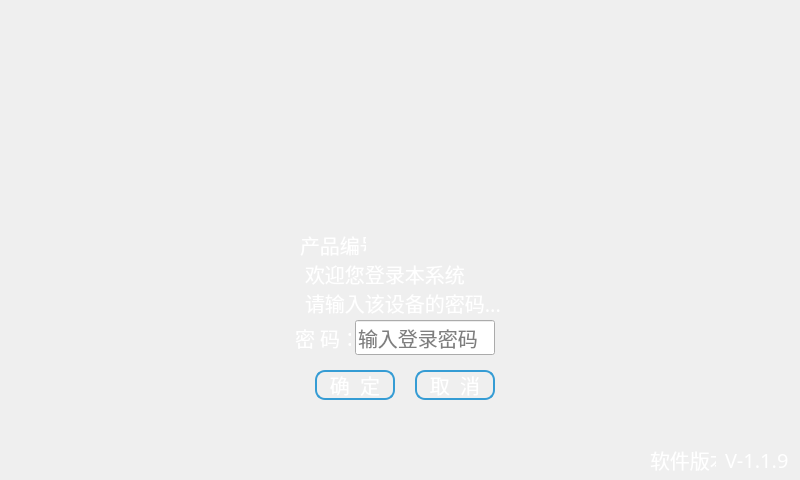
Old version of the form UserLogin/userlogin.ui in the repository jiangyerui/Bevone.
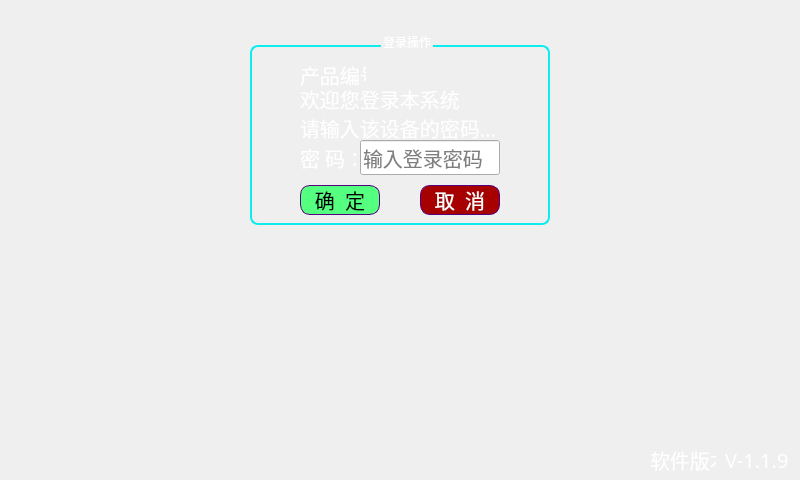
New version of the form. Icons and pictures are not drawn.

Commit message: 修改:         Bevone.pro.user 	修改:         CanMoudle/canmoudle.cpp 	修改:         Imframe/Imframe.cpp 	修改:         Keyboard/Keyboard.ui 	修改:         MainPage/mainwindow.cpp 	修改:         MainPage/mainwindow.ui 	修改:         Record/record.cpp 	修改:         Record/record.ui 	修改:         SystemSet/systemset.cpp 	修改:         SystemSet/systemset.ui 	修改:         TcpServer/tcpserver.cpp 	修改:         UserLogin/userlogin.ui 	修改:         image.qrc 	DejaVuSans.ttf 	Image/.directory 	Image/Bevone.png 	Image/backGround.png 	Image/devGround.png

Diff of the .ui file:
```diff
--- a/UserLogin/userlogin.ui
+++ b/UserLogin/userlogin.ui
@@ -48,13 +48,108 @@
     <string/>
    </property>
   </widget>
-  <widget class="QLineEdit" name="lineEdit_passwd">
+  <widget class="QLabel" name="lb_EVNValue">
    <property name="geometry">
     <rect>
-     <x>355</x>
-     <y>320</y>
-     <width>140</width>
-     <height>35</height>
+     <x>725</x>
+     <y>445</y>
+     <width>71</width>
+     <height>30</height>
+    </rect>
+   </property>
+   <property name="font">
+    <font>
+     <family>文泉驿等宽微米黑</family>
+     <pointsize>15</pointsize>
+    </font>
+   </property>
+   <property name="styleSheet">
+    <string notr="true"/>
+   </property>
+   <property name="text">
+    <string>V-1.1.9</string>
+   </property>
+  </widget>
+  <widget class="QLabel" name="lb_EVN">
+   <property name="geometry">
+    <rect>
+     <x>650</x>
+     <y>445</y>
+     <width>66</width>
+     <height>30</height>
+    </rect>
+   </property>
+   <property name="font">
+    <font>
+     <family>文泉驿等宽微米黑</family>
+     <pointsize>15</pointsize>
+    </font>
+   </property>
+   <property name="styleSheet">
+    <string notr="true"/>
+   </property>
+   <property name="text">
+    <string>软件版本:</string>
+   </property>
+  </widget>
+  <widget class="QGroupBox" name="groupBox">
+   <property name="geometry">
+    <rect>
+     <x>250</x>
+     <y>35</y>
+     <width>300</width>
+     <height>190</height>
+    </rect>
+   </property>
+   <property name="styleSheet">
+    <string notr="true">QGroupBox{
+font: 18pt &quot;文泉驿等宽微米黑&quot;;
+border: 2px solid rgb(14, 237, 237);
+border-radius:8px;
+margin-top:10px;
+}
+QGroupBox:title{
+color:white;
+subcontrol-origin: margin;
+subcontrol-position: top center;
+left: 5px;
+}
+QLabel{
+color: rgb(255, 255, 255);
+}
+QPushButton#pBtn_ok{
+font: 15pt &quot;文泉驿等宽微米黑&quot;;
+border:1px solid rgb(85, 0, 127);
+border-radius:10px;
+color: rgb(0, 0, 0);
+background-color: rgb(85, 255, 127);
+}
+QPushButton#pBtn_ok:pressed{
+font: 13pt &quot;文泉驿等宽微米黑&quot;;
+}
+
+QPushButton#pBtn_cancel{
+font: 15pt &quot;文泉驿等宽微米黑&quot;;
+border:1px solid rgb(85, 0, 127);
+background-color: rgb(167, 0, 0);
+border-radius:10px;
+color: rgb(255, 255, 255);
+}
+QPushButton#pBtn_cancel:pressed{
+font: 13pt &quot;文泉驿等宽微米黑&quot;;
+}
+</string>
+   </property>
+   <property name="title">
+    <string>登录操作</string>
+   </property>
+   <widget class="QPushButton" name="pBtn_cancel">
+    <property name="geometry">
+     <rect>
+      <x>170</x>
+      <y>150</y>
+      <width>80</width>
+      <height>30</height>
     </rect>
    </property>
    <property name="font">
@@ -67,20 +162,14 @@
     <enum>Qt::ClickFocus</enum>
    </property>
    <property name="text">
-    <string/>
-   </property>
-   <property name="dragEnabled">
-    <bool>false</bool>
-   </property>
-   <property name="placeholderText">
-    <string>输入登录密码</string>
+     <string>取  消</string>
    </property>
   </widget>
   <widget class="QLabel" name="lb_msg">
    <property name="geometry">
     <rect>
-     <x>305</x>
-     <y>260</y>
+      <x>50</x>
+      <y>50</y>
      <width>201</width>
      <height>56</height>
     </rect>
@@ -99,55 +188,11 @@
 请输入该设备的密码...</string>
    </property>
   </widget>
-  <widget class="QPushButton" name="pBtn_ok">
-   <property name="geometry">
-    <rect>
-     <x>315</x>
-     <y>370</y>
-     <width>80</width>
-     <height>30</height>
-    </rect>
-   </property>
-   <property name="font">
-    <font>
-     <family>文泉驿等宽微米黑</family>
-     <pointsize>15</pointsize>
-    </font>
-   </property>
-   <property name="focusPolicy">
-    <enum>Qt::NoFocus</enum>
-   </property>
-   <property name="text">
-    <string>确  定</string>
-   </property>
-  </widget>
-  <widget class="QPushButton" name="pBtn_cancel">
-   <property name="geometry">
-    <rect>
-     <x>415</x>
-     <y>370</y>
-     <width>80</width>
-     <height>30</height>
-    </rect>
-   </property>
-   <property name="font">
-    <font>
-     <family>文泉驿等宽微米黑</family>
-     <pointsize>15</pointsize>
-    </font>
-   </property>
-   <property name="focusPolicy">
-    <enum>Qt::NoFocus</enum>
-   </property>
-   <property name="text">
-    <string>取  消</string>
-   </property>
-  </widget>
   <widget class="QLabel" name="lb_cue">
    <property name="geometry">
     <rect>
-     <x>295</x>
-     <y>320</y>
+      <x>50</x>
+      <y>105</y>
      <width>56</width>
      <height>36</height>
     </rect>
@@ -168,8 +213,8 @@
   <widget class="QLabel" name="lb_cue_2">
    <property name="geometry">
     <rect>
-     <x>300</x>
-     <y>230</y>
+      <x>50</x>
+      <y>25</y>
      <width>66</width>
      <height>30</height>
     </rect>
@@ -190,8 +235,8 @@
   <widget class="QLabel" name="lb_serialNO">
    <property name="geometry">
     <rect>
-     <x>375</x>
-     <y>230</y>
+      <x>130</x>
+      <y>25</y>
      <width>161</width>
      <height>30</height>
     </rect>
@@ -209,12 +254,12 @@
     <string/>
    </property>
   </widget>
-  <widget class="QLabel" name="lb_EVNValue">
+   <widget class="QPushButton" name="pBtn_ok">
    <property name="geometry">
     <rect>
-     <x>725</x>
-     <y>445</y>
-     <width>71</width>
+      <x>50</x>
+      <y>150</y>
+      <width>80</width>
      <height>30</height>
     </rect>
    </property>
@@ -228,16 +273,16 @@
     <string notr="true"/>
    </property>
    <property name="text">
-    <string>V-1.1.9</string>
-   </property>
-  </widget>
-  <widget class="QLabel" name="lb_EVN">
+     <string>确  定</string>
+    </property>
+   </widget>
+   <widget class="QLineEdit" name="lineEdit_passwd">
    <property name="geometry">
     <rect>
-     <x>650</x>
-     <y>445</y>
-     <width>66</width>
-     <height>30</height>
+      <x>110</x>
+      <y>105</y>
+      <width>140</width>
+      <height>35</height>
     </rect>
    </property>
    <property name="font">
@@ -250,8 +295,15 @@
     <string notr="true"/>
    </property>
    <property name="text">
-    <string>软件版本:</string>
-   </property>
+     <string/>
+    </property>
+    <property name="dragEnabled">
+     <bool>false</bool>
+    </property>
+    <property name="placeholderText">
+     <string>输入登录密码</string>
+    </property>
+   </widget>
   </widget>
  </widget>
  <resources/>
```
Left out of the diff: 12 changed lines with no effect on the pictures. Lines whose indentation alone changed are shown as unchanged. The commit also changes 12 other files.
